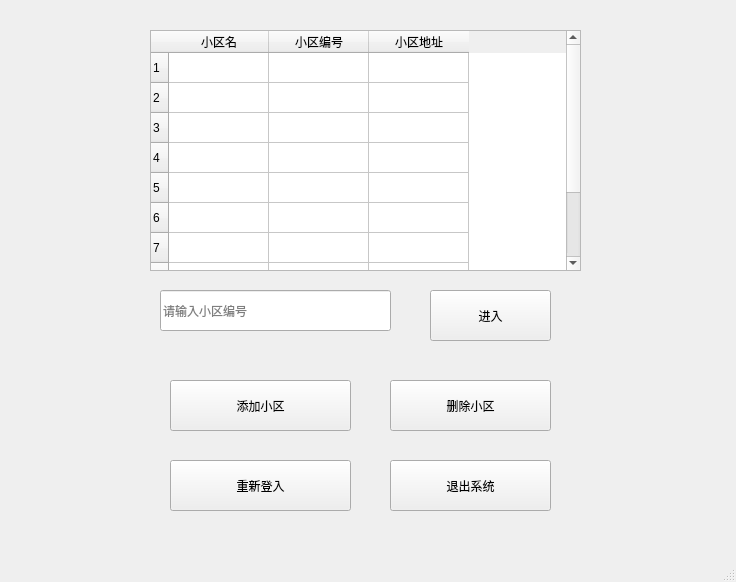
Above: code/super_root.ui from wan-qiang/Database_classdesigner before the change. Below: the same form after it.
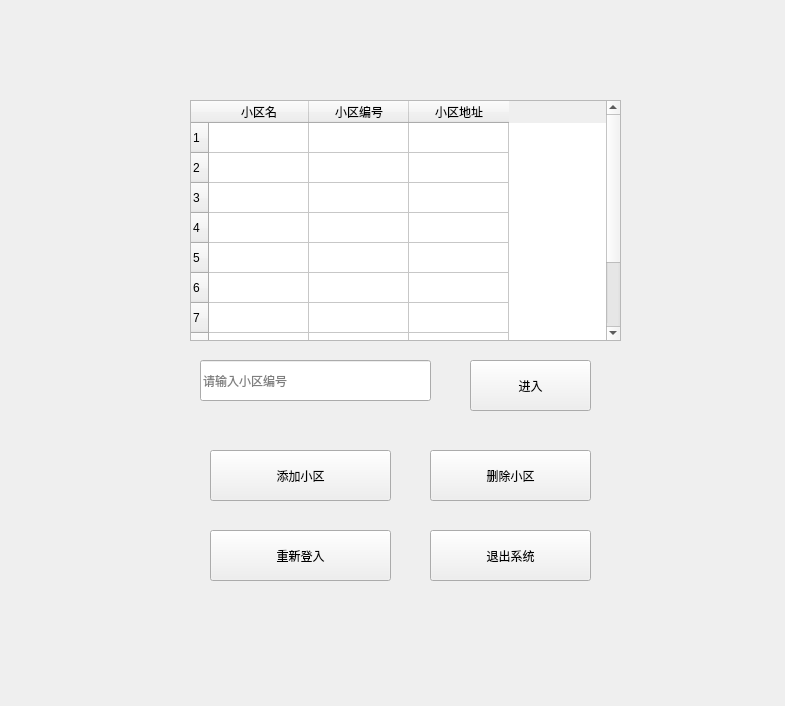
That is the form after the change. Icons and pictures are not drawn.

What changed in the file:
```diff
--- a/code/super_root.ui
+++ b/code/super_root.ui
@@ -6,19 +6,37 @@
    <rect>
     <x>0</x>
     <y>0</y>
-    <width>736</width>
-    <height>582</height>
+    <width>785</width>
+    <height>706</height>
    </rect>
   </property>
+  <property name="minimumSize">
+   <size>
+    <width>785</width>
+    <height>706</height>
+   </size>
+  </property>
+  <property name="maximumSize">
+   <size>
+    <width>785</width>
+    <height>706</height>
+   </size>
+  </property>
   <property name="windowTitle">
    <string>super_root</string>
   </property>
+  <property name="windowOpacity">
+   <double>1.000000000000000</double>
+  </property>
+  <property name="styleSheet">
+   <string notr="true">#centralwidget{border-image: url(:/background/background1.jpg);}</string>
+  </property>
   <widget class="QWidget" name="centralwidget">
    <widget class="QLineEdit" name="lineEdit">
     <property name="geometry">
      <rect>
-      <x>160</x>
-      <y>290</y>
+      <x>200</x>
+      <y>360</y>
       <width>231</width>
       <height>41</height>
      </rect>
@@ -30,8 +48,8 @@
    <widget class="QPushButton" name="pushButton">
     <property name="geometry">
      <rect>
-      <x>430</x>
-      <y>290</y>
+      <x>470</x>
+      <y>360</y>
       <width>121</width>
       <height>51</height>
      </rect>
@@ -46,8 +64,8 @@
    <widget class="QPushButton" name="pushButton_2">
     <property name="geometry">
      <rect>
-      <x>170</x>
-      <y>380</y>
+      <x>210</x>
+      <y>450</y>
       <width>181</width>
       <height>51</height>
      </rect>
@@ -62,8 +80,8 @@
    <widget class="QPushButton" name="pushButton_3">
     <property name="geometry">
      <rect>
-      <x>390</x>
-      <y>380</y>
+      <x>430</x>
+      <y>450</y>
       <width>161</width>
       <height>51</height>
      </rect>
@@ -78,8 +96,8 @@
    <widget class="QPushButton" name="pushButton_4">
     <property name="geometry">
      <rect>
-      <x>170</x>
-      <y>460</y>
+      <x>210</x>
+      <y>530</y>
       <width>181</width>
       <height>51</height>
      </rect>
@@ -94,8 +112,8 @@
    <widget class="QPushButton" name="pushButton_5">
     <property name="geometry">
      <rect>
-      <x>390</x>
-      <y>460</y>
+      <x>430</x>
+      <y>530</y>
       <width>161</width>
       <height>51</height>
      </rect>
@@ -110,8 +128,8 @@
    <widget class="QTableWidget" name="tableWidget">
     <property name="geometry">
      <rect>
-      <x>150</x>
-      <y>30</y>
+      <x>190</x>
+      <y>100</y>
       <width>431</width>
       <height>241</height>
      </rect>
@@ -183,17 +201,6 @@
     </column>
    </widget>
   </widget>
-  <widget class="QMenuBar" name="menubar">
-   <property name="geometry">
-    <rect>
-     <x>0</x>
-     <y>0</y>
-     <width>736</width>
-     <height>26</height>
-    </rect>
-   </property>
-  </widget>
-  <widget class="QStatusBar" name="statusbar"/>
  </widget>
  <resources/>
  <connections/>
```
Left out of the diff: 4 changed lines with no effect on the pictures.
